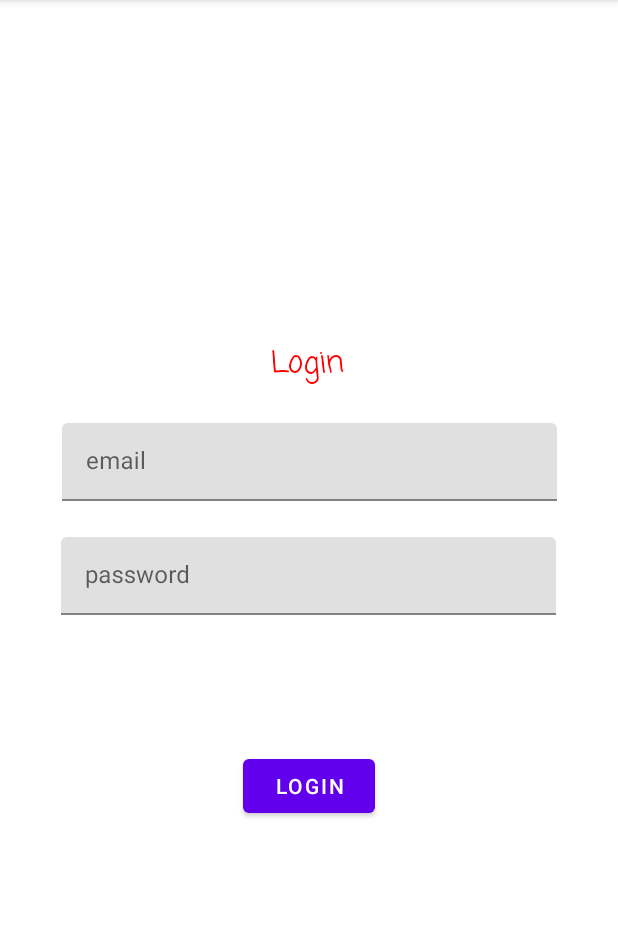
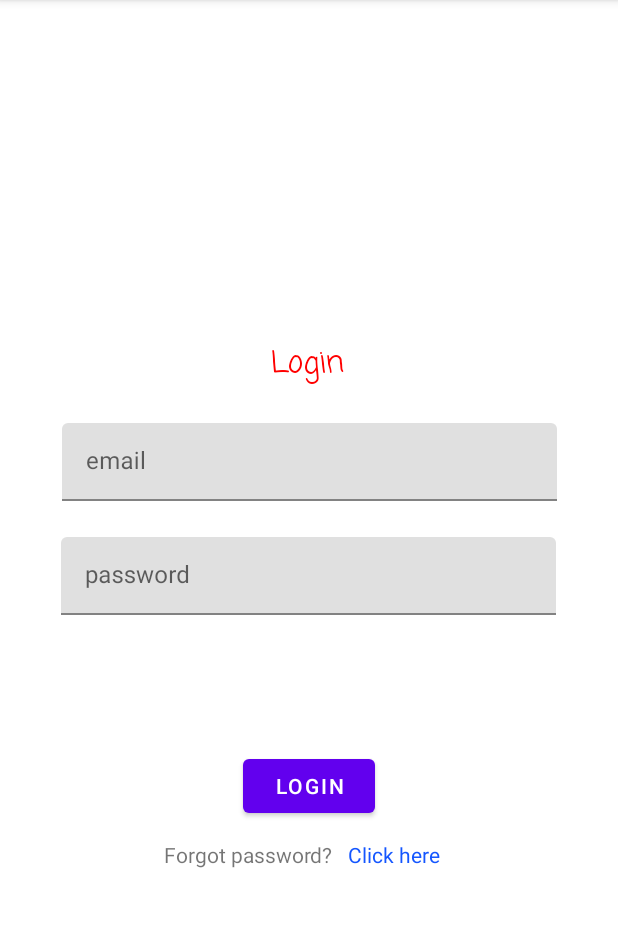
Before and after one commit to MrinankaDharWork/FireBasseDemoApp99, an Android app: the screen it shows after launch (MainActivity), after a tap on "LOGIN", on a phone screen of 412 x 824 dp, the part 84-1011 px from its top. Run offline under Robolectric (Android 15) with nearby library versions, the phone set to English and light mode, and no system bars; our stand-ins replace Firebase (no records; nobody signed in at launch, a user with empty details on screens opened directly).

```diff
--- a/app/src/main/res/layout/fragment_login_page.xml
+++ b/app/src/main/res/layout/fragment_login_page.xml
@@ -68,4 +68,28 @@
         app:layout_constraintStart_toStartOf="parent"
         app:layout_constraintTop_toTopOf="parent" />
 
+    <TextView
+        android:id="@+id/resetpassword"
+        android:layout_width="wrap_content"
+        android:layout_height="wrap_content"
+        android:text="Click here"
+        android:textColor="#1456FF"
+        app:layout_constraintBottom_toBottomOf="parent"
+        app:layout_constraintEnd_toEndOf="parent"
+        app:layout_constraintHorizontal_bias="0.077"
+        app:layout_constraintStart_toEndOf="@+id/textView3"
+        app:layout_constraintTop_toBottomOf="@+id/loginButton"
+        app:layout_constraintVertical_bias="0.065" />
+
+    <TextView
+        android:id="@+id/textView3"
+        android:layout_width="wrap_content"
+        android:layout_height="wrap_content"
+        android:layout_marginStart="108dp"
+        android:text="Forgot password?"
+        app:layout_constraintBottom_toBottomOf="parent"
+        app:layout_constraintStart_toStartOf="parent"
+        app:layout_constraintTop_toBottomOf="@+id/loginButton"
+        app:layout_constraintVertical_bias="0.065" />
+
 </androidx.constraintlayout.widget.ConstraintLayout>
--- a/app/src/main/res/layout/fragment_register_page.xml
+++ b/app/src/main/res/layout/fragment_register_page.xml
@@ -48,7 +48,7 @@
     </com.google.android.material.textfield.TextInputLayout>
 
     <Button
-        android:id="@+id/button3"
+        android:id="@+id/registerButton"
         android:layout_width="wrap_content"
         android:layout_height="wrap_content"
         android:text="Register"
--- a/app/src/main/res/navigation/my_nav.xml
+++ b/app/src/main/res/navigation/my_nav.xml
@@ -45,5 +45,9 @@
         android:id="@+id/mainPage"
         android:name="com.example.firebassedemoapp.ui.MainPage"
         android:label="fragment_main_page"
-        tools:layout="@layout/fragment_main_page" />
+        tools:layout="@layout/fragment_main_page" >
+        <action
+            android:id="@+id/action_mainPage_to_welcomePage"
+            app:destination="@id/welcomePage" />
+    </fragment>
 </navigation>
```
Also changed, not shown: app/src/main/java/com/example/firebassedemoapp/ui/LoginPage.kt (+54 -11 lines), app/src/main/java/com/example/firebassedemoapp/ui/MainPage.kt (+27 -41 lines), app/src/main/java/com/example/firebassedemoapp/ui/RegisterPage.kt (+65 -38 lines), app/src/main/res/layout/fragment_main_page.xml (+11 -9 lines).
